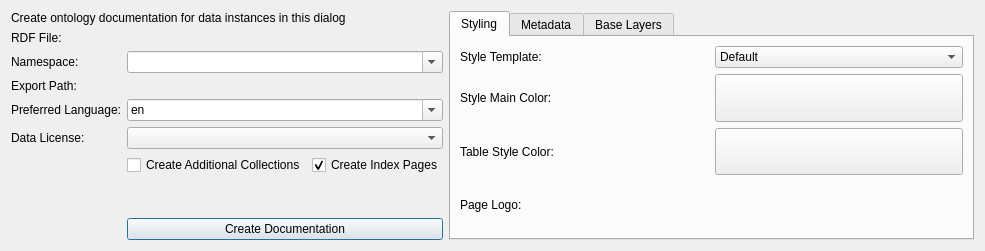
First picture: the form in dialogs/ui/ontdocdialog.ui, repository sparqlunicorn/sparqlunicornGoesGIS, before the edit.
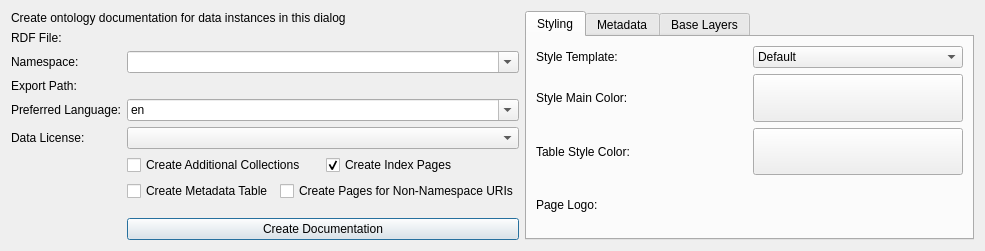
Second picture: the form after the edit. Icons and pictures are not drawn. Custom widgets are drawn as their Qt base class.

What changed in the file:
```diff
--- a/dialogs/ui/ontdocdialog.ui
+++ b/dialogs/ui/ontdocdialog.ui
@@ -327,6 +327,24 @@
      </item>
     </layout>
    </item>
+   <item row="8" column="1">
+    <layout class="QHBoxLayout" name="horizontalLayout_2">
+     <item>
+      <widget class="QCheckBox" name="createMetadataTableCBox">
+       <property name="text">
+        <string>Create Metadata Table</string>
+       </property>
+      </widget>
+     </item>
+     <item>
+      <widget class="QCheckBox" name="nonNSPagesCBox">
+       <property name="text">
+        <string>Create Pages for Non-Namespace URIs</string>
+       </property>
+      </widget>
+     </item>
+    </layout>
+   </item>
   </layout>
  </widget>
  <customwidgets>
```
